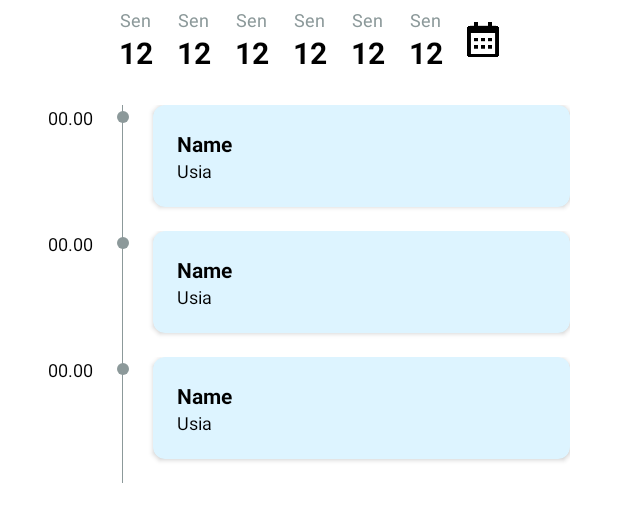
After one commit to nomadevid/direcApps, an Android app: the layout fragment_by_calendar.xml on its own in the app's theme, with its tools: preview values and no code run, on a phone screen of 412 x 824 dp. The commit adds this screen. Shown: the top 522 px of the screen. Run offline under Robolectric (Android 15) with nearby library versions, the phone set to English and light mode, and no system bars.

Commit message:
beberapa item Home

```diff
--- a/app/build.gradle
+++ b/app/build.gradle
@@ -32,7 +32,11 @@ dependencies {
     implementation 'androidx.appcompat:appcompat:1.3.1'
     implementation 'com.google.android.material:material:1.4.0'
     implementation 'androidx.constraintlayout:constraintlayout:2.1.0'
+    implementation 'androidx.legacy:legacy-support-v4:1.0.0'
     testImplementation 'junit:junit:4.+'
     androidTestImplementation 'androidx.test.ext:junit:1.1.3'
     androidTestImplementation 'androidx.test.espresso:espresso-core:3.4.0'
+
+    // circular imageview
+    implementation 'de.hdodenhof:circleimageview:3.1.0'
 }
--- a/app/src/main/AndroidManifest.xml
+++ b/app/src/main/AndroidManifest.xml
@@ -10,6 +10,9 @@
         android:supportsRtl="true"
         android:theme="@style/Theme.DirecApps">
         <activity
+            android:name=".ui.home.HomeActivity"
+            android:exported="true" />
+        <activity
             android:name=".MainActivity"
             android:exported="true">
             <intent-filter>
--- /dev/null
+++ b/app/src/main/res/layout/fragment_by_calendar.xml
@@ -0,0 +1,50 @@
+<?xml version="1.0" encoding="utf-8"?>
+<RelativeLayout xmlns:android="http://schemas.android.com/apk/res/android"
+    xmlns:app="http://schemas.android.com/apk/res-auto"
+    xmlns:tools="http://schemas.android.com/tools"
+    android:layout_width="match_parent"
+    android:layout_height="match_parent"
+    tools:context=".ui.home.bycalendar.ByCalendarFragment">
+
+    <TextView
+        android:layout_width="wrap_content"
+        android:layout_height="wrap_content"
+        android:layout_centerInParent="true"
+        android:text="Belum ada riwayat rekam data"
+        android:visibility="gone" />
+
+    <LinearLayout
+        android:id="@+id/ll_calendar"
+        android:layout_width="match_parent"
+        android:layout_height="54dp"
+        android:layout_marginRight="16dp"
+        android:layout_marginLeft="16dp"
+        android:layout_marginBottom="16dp"
+        android:orientation="horizontal"
+        android:gravity="center">
+
+        <androidx.recyclerview.widget.RecyclerView
+            android:layout_width="wrap_content"
+            android:layout_height="wrap_content"
+            android:orientation="horizontal"
+            app:layoutManager="androidx.recyclerview.widget.LinearLayoutManager"
+            tools:itemCount="7"
+            tools:listitem="@layout/item_date"/>
+
+        <ImageButton
+            android:layout_width="21.6dp"
+            android:layout_height="24dp"
+            android:layout_marginLeft="8dp"
+            android:layout_marginTop="14dp"
+            android:layout_marginRight="8dp"
+            android:layout_marginBottom="14dp"
+            android:background="@drawable/calendar_icon" />
+    </LinearLayout>
+
+    <androidx.recyclerview.widget.RecyclerView
+        android:layout_width="match_parent"
+        android:layout_height="match_parent"
+        android:layout_below="@id/ll_calendar"
+        tools:listitem="@layout/item_by_calendar" />
+
+</RelativeLayout>
--- /dev/null
+++ b/app/src/main/res/layout/item_by_calendar.xml
@@ -0,0 +1,64 @@
+<?xml version="1.0" encoding="utf-8"?>
+<LinearLayout xmlns:android="http://schemas.android.com/apk/res/android"
+    xmlns:app="http://schemas.android.com/apk/res-auto"
+    android:layout_width="match_parent"
+    android:layout_height="wrap_content"
+    android:layout_marginLeft="32dp"
+    android:layout_marginRight="32dp"
+    android:orientation="horizontal">
+
+    <TextView
+        android:id="@+id/tv_time"
+        style="@style/TextTime"
+        android:text="@string/time" />
+
+    <RelativeLayout
+        android:layout_width="wrap_content"
+        android:layout_height="match_parent"
+        android:layout_marginLeft="16dp"
+        android:layout_marginRight="16dp">
+
+        <de.hdodenhof.circleimageview.CircleImageView
+            android:id="@+id/circle_icon"
+            android:layout_width="8dp"
+            android:layout_height="8dp"
+            android:layout_marginTop="4dp"
+            android:layout_centerHorizontal="true"
+            android:src="@color/direc_grey" />
+
+        <ImageView
+            android:layout_width="0.5dp"
+            android:layout_height="match_parent"
+            android:layout_centerHorizontal="true"
+            android:src="@color/direc_grey" />
+    </RelativeLayout>
+
+
+    <androidx.cardview.widget.CardView
+        android:id="@+id/cv_pasien"
+        style="@style/CardViewStyle"
+        android:layout_width="match_parent"
+        android:layout_height="wrap_content"
+        android:layout_marginBottom="16dp"
+        app:cardCornerRadius="8dp">
+
+        <LinearLayout
+            android:layout_width="wrap_content"
+            android:layout_height="match_parent"
+            android:orientation="vertical"
+            android:padding="16dp">
+
+            <TextView
+                style="@style/TextCardViewTitle"
+                android:layout_width="wrap_content"
+                android:layout_height="wrap_content"
+                android:text="@string/name" />
+
+            <TextView
+                style="@style/TextCardViewContent"
+                android:layout_width="wrap_content"
+                android:layout_height="wrap_content"
+                android:text="@string/usia" />
+        </LinearLayout>
+    </androidx.cardview.widget.CardView>
+</LinearLayout>
--- /dev/null
+++ b/app/src/main/res/layout/item_date.xml
@@ -0,0 +1,25 @@
+<?xml version="1.0" encoding="utf-8"?>
+<LinearLayout xmlns:android="http://schemas.android.com/apk/res/android"
+    android:layout_width="wrap_content"
+    android:layout_height="wrap_content"
+    android:orientation="vertical"
+    android:paddingRight="8dp"
+    android:paddingLeft="8dp"
+    android:gravity="center_horizontal">
+
+    <TextView
+        android:layout_width="wrap_content"
+        android:layout_height="wrap_content"
+        android:text="Sen"
+        android:textSize="12sp"
+        android:textColor="@color/direc_grey"/>
+
+    <TextView
+        android:layout_width="wrap_content"
+        android:layout_height="wrap_content"
+        android:text="12"
+        android:textSize="20sp"
+        android:textColor="@color/black"
+        android:textStyle="bold"/>
+
+</LinearLayout>
--- a/app/src/main/res/values/colors.xml
+++ b/app/src/main/res/values/colors.xml
@@ -7,4 +7,11 @@
     <color name="teal_700">#FF018786</color>
     <color name="black">#FF000000</color>
     <color name="white">#FFFFFFFF</color>
+
+    <!-- Direc Color -->
+    <color name="direc_green_dark">#0EB29A</color>
+    <color name="direc_green_light">#4BE5CF</color>
+    <color name="direc_blue_light">#DDF4FF</color>
+    <color name="direc_blue_light_background">#F5FDFF</color>
+    <color name="direc_grey">#8C999A</color>
 </resources>
--- a/app/src/main/res/values/strings.xml
+++ b/app/src/main/res/values/strings.xml
@@ -1,3 +1,10 @@
 <resources>
     <string name="app_name">DirecApps</string>
+    <!-- TODO: Remove or change this placeholder text -->
+    <string name="hello_blank_fragment">Hello blank fragment</string>
+    <string name="time">00.00</string>
+    <string name="name">Name</string>
+    <string name="usia">Usia</string>
+    <string name="search">Search</string>
+    <string name="date">Date</string>
 </resources>
--- a/app/src/main/res/values/themes.xml
+++ b/app/src/main/res/values/themes.xml
@@ -2,15 +2,64 @@
     <!-- Base application theme. -->
     <style name="Theme.DirecApps" parent="Theme.MaterialComponents.DayNight.DarkActionBar">
         <!-- Primary brand color. -->
-        <item name="colorPrimary">@color/purple_500</item>
-        <item name="colorPrimaryVariant">@color/purple_700</item>
+        <item name="colorPrimary">@color/direc_green_dark</item>
+        <item name="colorPrimaryVariant">@color/direc_green_light</item>
         <item name="colorOnPrimary">@color/white</item>
         <!-- Secondary brand color. -->
-        <item name="colorSecondary">@color/teal_200</item>
-        <item name="colorSecondaryVariant">@color/teal_700</item>
+        <item name="colorSecondary">@color/direc_blue_light</item>
+        <item name="colorSecondaryVariant">@color/direc_grey</item>
         <item name="colorOnSecondary">@color/black</item>
         <!-- Status bar color. -->
         <item name="android:statusBarColor" tools:targetApi="l">?attr/colorPrimaryVariant</item>
         <!-- Customize your theme here. -->
     </style>
+
+    <style name="LayoutStyle">
+        <item name="android:padding">24dp</item>
+        <item name="android:background">@color/direc_blue_light_background</item>
+    </style>
+
+    <style name="CardViewStyle">
+        <item name="android:padding">16dp</item>
+        <item name="android:backgroundTint">@color/direc_blue_light</item>
+    </style>
+
+    <style name="IconActionBar">
+        <item name="android:layout_width">12dp</item>
+        <item name="android:layout_height">12dp</item>
+    </style>
+
+    <style name="TextActionBarTitle">
+        <item name="android:layout_width">wrap_content</item>
+        <item name="android:layout_height">wrap_content</item>
+        <item name="android:textSize">24sp</item>
+        <item name="android:textColor">@color/black</item>
+    </style>
+
+    <style name="TextCardViewTitle">
+        <item name="android:layout_width">wrap_content</item>
+        <item name="android:layout_height">wrap_content</item>
+        <item name="android:textSize">14sp</item>
+        <item name="android:textColor">@color/black</item>
+        <item name="android:textStyle">bold</item>
+    </style>
+
+    <style name="TextCardViewContent">
+        <item name="android:layout_width">wrap_content</item>
+        <item name="android:layout_height">wrap_content</item>
+        <item name="android:textSize">12sp</item>
+        <item name="android:textColor">@color/black</item>
+    </style>
+
+    <style name="TextTime">
+        <item name="android:layout_width">wrap_content</item>
+        <item name="android:layout_height">wrap_content</item>
+        <item name="android:textSize">12sp</item>
+        <item name="android:textColor">@color/black</item>
+    </style>
+
+    <style name="MenuStyle" parent="@android:style/TextAppearance.DeviceDefault.Widget.ActionBar.Menu">
+        <item name="android:textSize">12sp</item>
+    </style>
+
 </resources>
```
Also changed, not shown: app/src/main/java/com/nomadev/direc/ui/home/HomeActivity.java (added, +16 -0 lines), app/src/main/java/com/nomadev/direc/ui/home/bycalendar/ByCalendarFragment.java (added, +66 -0 lines), app/src/main/java/com/nomadev/direc/ui/home/search/SearchFragment.java (added, +66 -0 lines), app/src/main/res/drawable/rounded_edittext.xml (added, +18 -0 lines), app/src/main/res/drawable/search_icon_small.xml (added, +9 -0 lines), app/src/main/res/layout/activity_home.xml (added, +49 -0 lines), app/src/main/res/layout/fragment_search.xml (added, +56 -0 lines), app/src/main/res/layout/item_search.xml (added, +32 -0 lines), app/src/main/res/menu/filter_menu.xml (added, +16 -0 lines), app/src/main/res/drawable/calendar_icon.png (added), app/src/main/res/drawable/filter_icon.png (added), app/src/main/res/drawable/search_icon.png (added).
